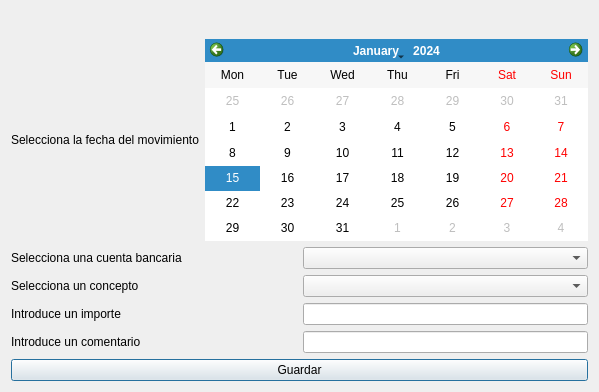
Above: ui/frmOperCuentas.ui from turulomio/xulpymoney before the change. Below: the same form after it.
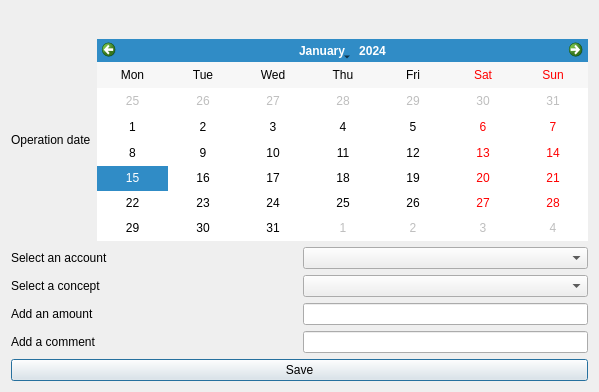
That is the form after the change. Icons and pictures are not drawn. Custom widgets are drawn as their Qt base class.

Patch:
```diff
--- a/ui/frmOperCuentas.ui
+++ b/ui/frmOperCuentas.ui
@@ -48,7 +48,7 @@
        <item>
         <widget class="QLabel" name="label">
          <property name="text">
-          <string>Selecciona la fecha del movimiento</string>
+          <string>Operation date</string>
          </property>
         </widget>
        </item>
@@ -69,7 +69,7 @@
        <item>
         <widget class="QLabel" name="label_5">
          <property name="text">
-          <string>Selecciona una cuenta bancaria</string>
+          <string>Select an account</string>
          </property>
         </widget>
        </item>
@@ -83,7 +83,7 @@
        <item>
         <widget class="QLabel" name="label_2">
          <property name="text">
-          <string>Selecciona un concepto</string>
+          <string>Select a concept</string>
          </property>
         </widget>
        </item>
@@ -97,7 +97,7 @@
        <item>
         <widget class="QLabel" name="label_3">
          <property name="text">
-          <string>Introduce un importe</string>
+          <string>Add an amount</string>
          </property>
         </widget>
        </item>
@@ -118,7 +118,7 @@
        <item>
         <widget class="QLabel" name="label_4">
          <property name="text">
-          <string>Introduce un comentario</string>
+          <string>Add a comment</string>
          </property>
         </widget>
        </item>
@@ -137,7 +137,11 @@
      <item>
       <widget class="QPushButton" name="cmd">
        <property name="text">
-        <string>Guardar</string>
+        <string>Save</string>
+       </property>
+       <property name="icon">
+        <iconset resource="../images/xulpymoney.qrc">
+         <normaloff>:/xulpymoney/save.png</normaloff>:/xulpymoney/save.png</iconset>
        </property>
       </widget>
      </item>
```
Left out of the diff: 6 changed lines with no effect on the pictures.
